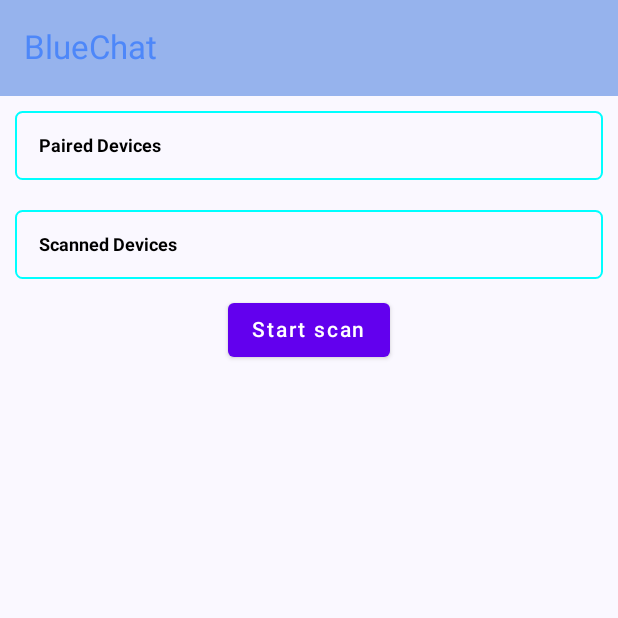
After one commit to jaybhavsar555/BlueChat, an Android app built with Jetpack Compose: the composable AllDeviceScreen shown on its own in the app's theme, on a phone screen of 412 x 824 dp, the top half of it. The commit adds this screen. Run offline under Robolectric (Android 15) with nearby library versions, the phone set to English and light mode, and no system bars.

Commit message:
-functionality and UI

```diff
--- /dev/null
+++ b/app/src/main/java/com/example/bluechat/presentation/AllDeviceScreen.kt
@@ -0,0 +1,157 @@
+package com.example.bluechat.presentation
+
+import androidx.compose.foundation.background
+import androidx.compose.foundation.border
+import androidx.compose.foundation.clickable
+import androidx.compose.foundation.layout.Arrangement
+import androidx.compose.foundation.layout.Box
+import androidx.compose.foundation.layout.Column
+import androidx.compose.foundation.layout.Row
+import androidx.compose.foundation.layout.fillMaxSize
+import androidx.compose.foundation.layout.fillMaxWidth
+import androidx.compose.foundation.layout.padding
+import androidx.compose.foundation.lazy.LazyColumn
+import androidx.compose.foundation.lazy.items
+import androidx.compose.foundation.shape.RoundedCornerShape
+import androidx.compose.material.Button
+import androidx.compose.material.Text
+import androidx.compose.material3.ExperimentalMaterial3Api
+import androidx.compose.material3.TopAppBar
+import androidx.compose.material3.TopAppBarDefaults
+import androidx.compose.runtime.Composable
+import androidx.compose.ui.Modifier
+import androidx.compose.ui.geometry.CornerRadius
+import androidx.compose.ui.graphics.Color
+import androidx.compose.ui.text.font.FontWeight
+import androidx.compose.ui.unit.dp
+import androidx.compose.ui.unit.sp
+import com.example.bluechat.domain.chat.BluetoothDevice
+import com.example.bluechat.ui.theme.Pink40
+import com.example.bluechat.ui.theme.bgBlue
+import com.example.bluechat.ui.theme.lgBlue
+
+@Composable
+fun AllDeviceScreen(
+    state: BluetoothUiState,
+    onStartScan: () -> Unit,
+    onStopScan: () -> Unit,
+    onStartServer: () -> Unit,
+    onScannedDeviceClick: (BluetoothDevice) -> Unit,
+    onPairedDeviceClick: (BluetoothDevice) -> Unit
+) {
+    Column(
+        modifier = Modifier
+            .fillMaxSize()
+    ) {
+        BluetoothDeviceList(
+            pairedDevices = state.pairedDevices,
+            scannedDevices = state.scannedDevices,
+            onScanDeviceClick = onScannedDeviceClick,
+            onPairDeviceClick = onPairedDeviceClick,
+            modifier = Modifier
+                .fillMaxWidth()
+                .weight(1f)
+        )
+        Row(
+            modifier = Modifier.fillMaxWidth(),
+            horizontalArrangement = Arrangement.SpaceAround
+        ) {
+            Button(onClick = onStartScan) {
+                Text(text = "Start scan")
+            }
+//            Button(onClick = onStopScan) {
+//                Text(text = "Stop scan")
+//            }
+//            Button(onClick = onStartServer) {
+//                Text(text = "Start server")
+//            }
+        }
+    }
+}
+
+@OptIn(ExperimentalMaterial3Api::class)
+@Composable
+fun BluetoothDeviceList(
+    pairedDevices: List<BluetoothDevice>,
+    scannedDevices: List<BluetoothDevice>,
+    onScanDeviceClick: (BluetoothDevice) -> Unit,
+    onPairDeviceClick: (BluetoothDevice) -> Unit,
+    modifier: Modifier = Modifier
+) {
+
+    TopAppBar(
+        colors = TopAppBarDefaults.topAppBarColors(
+            containerColor = Color(0xFF96B3ED),
+            titleContentColor = Color(0xFF4D87F9),
+        ),
+        title = {
+            androidx.compose.material3.Text("BlueChat")
+        }
+    )
+
+    Box(
+        modifier = Modifier
+            .padding(10.dp)
+            .background(Color.Transparent)
+            .border(
+                width = 1.dp, // specify the border width
+                color = Color.Cyan, // specify the border color
+                shape = RoundedCornerShape(5.dp)// specify the shape of the border
+            )
+
+    ) {
+        LazyColumn(
+            modifier = modifier
+        ) {
+            item {
+                Text(
+                    text = "Paired Devices",
+                    fontWeight = FontWeight.Bold,
+                    fontSize = 12.sp,
+                    modifier = Modifier.padding(16.dp)
+                )
+            }
+            items(pairedDevices) { device ->
+                Text(
+                    text = device.name ?: "(No name)",
+                    modifier = Modifier
+                        .fillMaxWidth()
+                        .clickable { onPairDeviceClick(device) }
+                        .padding(16.dp)
+                )
+            }
+        }
+    }
+
+    Box(
+        modifier = Modifier
+            .padding(10.dp)
+            .background(Color.Transparent)
+            .border(
+                width = 1.dp, // specify the border width
+                color = Color.Cyan, // specify the border color
+                shape = RoundedCornerShape(5.dp)// specify the shape of the border
+            )
+    ) {
+        LazyColumn(modifier = modifier) {
+            item {
+                Text(
+                    text = "Scanned Devices",
+                    fontWeight = FontWeight.Bold,
+                    fontSize = 12.sp,
+                    modifier = Modifier.padding(16.dp)
+                )
+            }
+            items(scannedDevices) { device ->
+                Text(
+                    text = device.name ?: "(No name)",
+                    modifier = Modifier
+                        .fillMaxWidth()
+                        .clickable { onScanDeviceClick(device) }
+                        .padding(16.dp)
+                )
+            }
+        }
+    }
+
+}
--- a/app/src/main/java/com/example/bluechat/presentation/BluetoothUiState.kt
+++ b/app/src/main/java/com/example/bluechat/presentation/BluetoothUiState.kt
@@ -10,5 +10,7 @@ data class BluetoothUiState(
     val isConnecting: Boolean = false,
     val errorMessage: String? = null,
     val messages: List<BluetoothMessage> = emptyList(),
-    val isOn: Boolean = false
+    val isOn: Boolean = false,
+    val chatListDevices: List<BluetoothDevice> = emptyList(),
+    val isDeviceAddedToChatList: Boolean = false,
 )
```
Also changed, not shown: app/src/main/java/com/example/bluechat/MainActivity.kt (+16 -4 lines), app/src/main/java/com/example/bluechat/presentation/BluetoothViewModel.kt (+17 -2 lines), app/src/main/java/com/example/bluechat/presentation/UserListScreen.kt (+57 -14 lines), app/src/main/java/com/example/bluechat/presentation/component/DeviceScreen.kt (+8 -5 lines).
